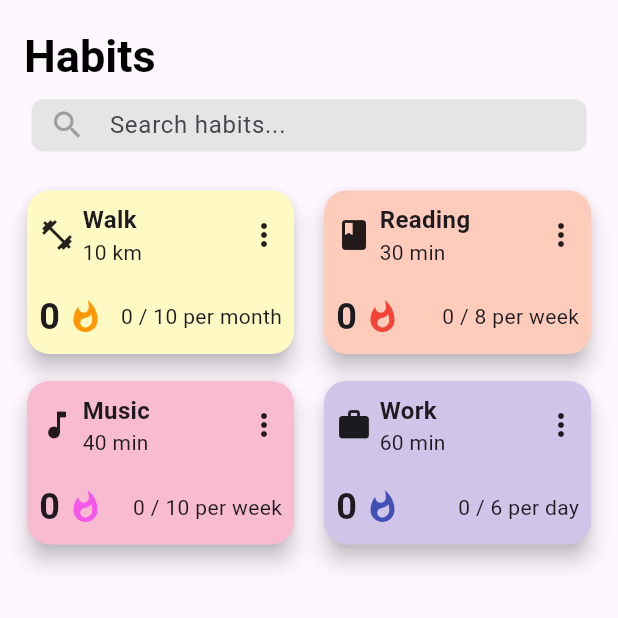
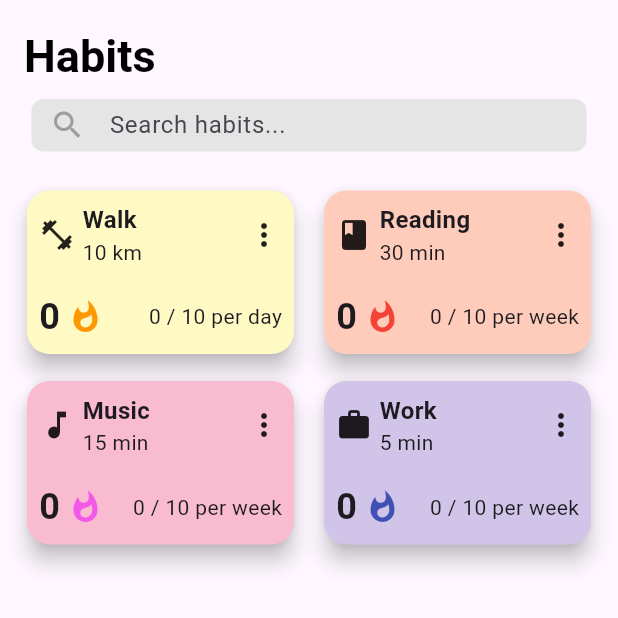
Before and after one commit to FloC0ding/HCI_habit_tracker, a Flutter app: the screen it shows after launch, on a phone screen of 412 x 824 dp, the top half of it. Run offline on Flutter 3.47's test engine with Material 3 defaults, Android fonts, the phone set to English and light mode, and no system bars; Roboto replaces fonts that are missing (SFProDisplay).

Commit message:
Update main.dart
fix

```diff
--- a/App 1/lib/main.dart
+++ b/App 1/lib/main.dart
@@ -69,6 +69,8 @@ class _HabitTrackerPageState extends State<HabitTrackerPage> {
     Icons.book,
     Icons.music_note,
     Icons.work,
+    Icons.sports_baseball,
+    Icons.water_drop,
   ];
   final List<Habit> _originalHabits = [];
   final List<Habit> _habits = [];
@@ -89,7 +91,7 @@ class _HabitTrackerPageState extends State<HabitTrackerPage> {
         clicked: false,
         num_iterations: 0,
         limit_iterations: 10,
-        timeUnit: "month",
+        timeUnit: "day",
         color: getRandomPastelColor(),
         flameColor: getRandomPastelColor2(),
       ),
@@ -102,7 +104,7 @@ class _HabitTrackerPageState extends State<HabitTrackerPage> {
         iconData: Icons.book,
         clicked: false,
         num_iterations: 0,
-        limit_iterations: 8,
+        limit_iterations: 10,
         timeUnit: "week",
         color: getRandomPastelColor(),
         flameColor: getRandomPastelColor2(),
@@ -111,7 +113,7 @@ class _HabitTrackerPageState extends State<HabitTrackerPage> {
         title: 'Music',
         description: 'Play an instrument',
         value: 0,
-        unitValue: "40",
+        unitValue: "15",
         unit: Unit.Duration,
         iconData: Icons.music_note,
         clicked: false,
@@ -125,13 +127,13 @@ class _HabitTrackerPageState extends State<HabitTrackerPage> {
         title: 'Work',
         description: 'Complete tasks',
         value: 0,
-        unitValue: "60",
+        unitValue: "5",
         unit: Unit.Duration,
         iconData: Icons.work,
         clicked: false,
         num_iterations: 0,
-        limit_iterations: 6,
-        timeUnit: "day",
+        limit_iterations: 10,
+        timeUnit: "week",
         color: getRandomPastelColor(),
         flameColor: getRandomPastelColor2(),
       ),
@@ -683,6 +685,7 @@ class _DetailsPageState extends State<DetailsPage> {
   late TextEditingController selectedValue;
   late Unit? selectedUnit;
   late TextEditingController maxValue;
+  late TextEditingController maxStreak;
 
   @override
   void initState() {
@@ -694,6 +697,7 @@ class _DetailsPageState extends State<DetailsPage> {
     selectedUnit = widget.habit.unit;
     maxValue =
         TextEditingController(text: (widget.habit.num_iterations).toString());
+    maxStreak = TextEditingController(text: (widget.habit.value).toString());
   }
 
   @override
@@ -764,6 +768,11 @@ class _DetailsPageState extends State<DetailsPage> {
               decoration:
                   const InputDecoration(labelText: 'Current Progress: '),
             ),
+            TextField(
+              controller: maxStreak,
+              decoration:
+                  const InputDecoration(labelText: 'Current Streak: '),
+            ),
 
             Row(
               mainAxisAlignment: MainAxisAlignment.spaceBetween,
@@ -789,9 +798,8 @@ class _DetailsPageState extends State<DetailsPage> {
                     widget.habit.unit = selectedUnit;
                     widget.habit.num_iterations = int.tryParse(maxValue.text) ??
                         0; //could be changed that if value is increased compared to before that a pop-up will appear
-                    widget.habit.value = (widget.habit.num_iterations /
-                            widget.habit.limit_iterations)
-                        .floor();
+                    widget.habit.value = int.tryParse(maxStreak.text) ??
+                        0;
                     widget.habit.num_iterations = widget.habit.num_iterations %
                         widget.habit.limit_iterations;
                     Navigator.pop(
```
